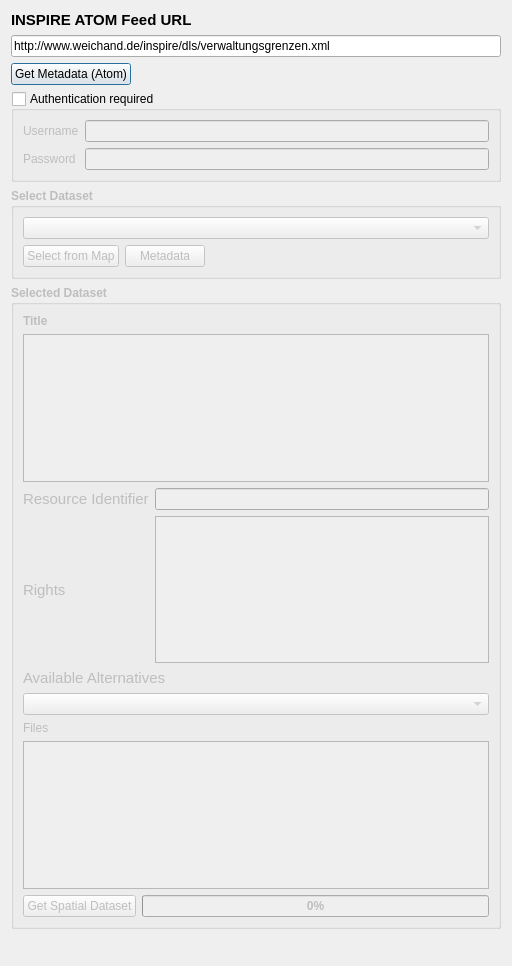
Above: ui_inspireatomclient.ui from qgisinspiretools/qgis-inspire-atom-client-plugin before the change. Below: the same form after it.
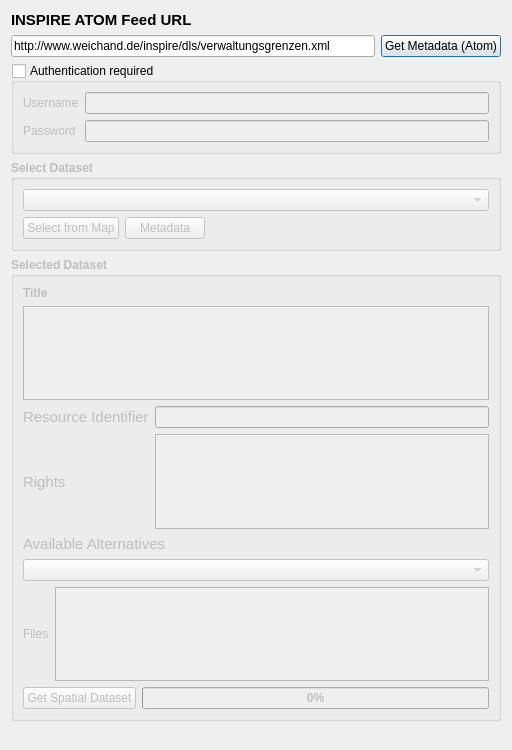
That is the form after the change.

Commit message: password modus und dialog verkleinert

The edit to the form file:
```diff
--- a/ui_inspireatomclient.ui
+++ b/ui_inspireatomclient.ui
@@ -7,7 +7,7 @@
     <x>0</x>
     <y>0</y>
     <width>512</width>
-    <height>966</height>
+    <height>750</height>
    </rect>
   </property>
   <property name="windowTitle">
@@ -19,7 +19,7 @@
      <property name="minimumSize">
       <size>
        <width>0</width>
-       <height>20</height>
+       <height>12</height>
       </size>
      </property>
      <property name="font">
@@ -72,6 +72,13 @@
        </property>
       </widget>
      </item>
+     <item row="1" column="1">
+      <widget class="QPushButton" name="cmdGetFeed">
+       <property name="text">
+        <string>Get Metadata (Atom)</string>
+       </property>
+      </widget>
+     </item>
     </layout>
    </item>
    <item row="2" column="0">
@@ -96,7 +103,7 @@
          </widget>
         </item>
         <item row="1" column="0">
-         <widget class="QLabel" name="txtPassword">
+         <widget class="QLabel" name="lblPassword">
           <property name="text">
            <string>Password</string>
           </property>
@@ -106,7 +113,7 @@
          <widget class="QLineEdit" name="txtUsername"/>
         </item>
         <item row="1" column="1">
-         <widget class="QLineEdit" name="lblPassword"/>
+         <widget class="QLineEdit" name="txtPassword"/>
         </item>
        </layout>
       </item>
@@ -114,28 +121,7 @@
     </widget>
    </item>
    <item row="1" column="0">
-    <layout class="QHBoxLayout" name="horizontalLayout_2">
-     <item>
-      <widget class="QPushButton" name="cmdGetFeed">
-       <property name="text">
-        <string>Get Metadata (Atom)</string>
-       </property>
-      </widget>
-     </item>
-     <item>
-      <spacer name="horizontalSpacer">
-       <property name="orientation">
-        <enum>Qt::Horizontal</enum>
-       </property>
-       <property name="sizeHint" stdset="0">
-        <size>
-         <width>40</width>
-         <height>20</height>
-        </size>
-       </property>
-      </spacer>
-     </item>
-    </layout>
+    <layout class="QHBoxLayout" name="horizontalLayout_2"/>
    </item>
    <item row="3" column="0">
     <widget class="QGroupBox" name="groupBoxDataset">
@@ -233,9 +219,104 @@
       <string>Selected Dataset</string>
      </property>
      <layout class="QGridLayout" name="gridLayout_7">
-      <item row="0" column="0">
+      <item row="4" column="0">
+       <layout class="QGridLayout" name="gridLayout_10">
+        <item row="0" column="0">
+         <widget class="QLabel" name="lblInstance">
+          <property name="font">
+           <font>
+            <pointsize>11</pointsize>
+            <weight>50</weight>
+            <bold>false</bold>
+           </font>
+          </property>
+          <property name="text">
+           <string>Available Alternatives</string>
+          </property>
+         </widget>
+        </item>
+        <item row="1" column="0">
+         <widget class="QComboBox" name="cmbDatasetRepresentations">
+          <property name="font">
+           <font>
+            <weight>50</weight>
+            <bold>false</bold>
+           </font>
+          </property>
+         </widget>
+        </item>
+       </layout>
+      </item>
+      <item row="5" column="0">
+       <layout class="QGridLayout" name="gridLayout_11">
+        <item row="1" column="1">
+         <widget class="QListWidget" name="lwFiles">
+          <property name="font">
+           <font>
+            <weight>50</weight>
+            <bold>false</bold>
+           </font>
+          </property>
+         </widget>
+        </item>
+        <item row="1" column="0">
+         <widget class="QLabel" name="lblFiles">
+          <property name="font">
+           <font>
+            <weight>50</weight>
+            <bold>false</bold>
+           </font>
+          </property>
+          <property name="text">
+           <string>Files</string>
+          </property>
+         </widget>
+        </item>
+       </layout>
+      </item>
+      <item row="6" column="0">
+       <layout class="QHBoxLayout" name="horizontalLayout_3">
+        <item>
+         <widget class="QPushButton" name="cmdDownload">
+          <property name="enabled">
+           <bool>false</bool>
+          </property>
+          <property name="font">
+           <font>
+            <weight>50</weight>
+            <bold>false</bold>
+           </font>
+          </property>
+          <property name="text">
+           <string>Get Spatial Dataset</string>
+          </property>
+         </widget>
+        </item>
+        <item>
+         <widget class="QProgressBar" name="progressBar">
+          <property name="value">
+           <number>0</number>
+          </property>
+         </widget>
+        </item>
+       </layout>
+      </item>
+      <item row="2" column="0">
        <layout class="QGridLayout" name="gridLayout_8">
-        <item row="0" column="0">
+        <item row="2" column="1">
+         <widget class="QPlainTextEdit" name="txtSummary">
+          <property name="font">
+           <font>
+            <weight>50</weight>
+            <bold>false</bold>
+           </font>
+          </property>
+          <property name="readOnly">
+           <bool>true</bool>
+          </property>
+         </widget>
+        </item>
+        <item row="1" column="1">
          <widget class="QLabel" name="lblTitle">
           <property name="sizePolicy">
            <sizepolicy hsizetype="Preferred" vsizetype="Fixed">
@@ -254,22 +335,9 @@
           </property>
          </widget>
         </item>
-        <item row="1" column="0">
-         <widget class="QPlainTextEdit" name="txtSummary">
-          <property name="font">
-           <font>
-            <weight>50</weight>
-            <bold>false</bold>
-           </font>
-          </property>
-          <property name="readOnly">
-           <bool>true</bool>
-          </property>
-         </widget>
-        </item>
        </layout>
       </item>
-      <item row="1" column="0">
+      <item row="3" column="0">
        <layout class="QGridLayout" name="gridLayout_9">
         <item row="0" column="0">
          <widget class="QLabel" name="lblId">
@@ -287,6 +355,12 @@
         </item>
         <item row="1" column="1">
          <widget class="QPlainTextEdit" name="txtRights">
+          <property name="minimumSize">
+           <size>
+            <width>0</width>
+            <height>30</height>
+           </size>
+          </property>
           <property name="font">
            <font>
             <weight>50</weight>
@@ -324,88 +398,6 @@
         </item>
        </layout>
       </item>
-      <item row="2" column="0">
-       <layout class="QGridLayout" name="gridLayout_10">
-        <item row="0" column="0">
-         <widget class="QLabel" name="lblInstance">
-          <property name="font">
-           <font>
-            <pointsize>11</pointsize>
-            <weight>50</weight>
-            <bold>false</bold>
-           </font>
-          </property>
-          <property name="text">
-           <string>Available Alternatives</string>
-          </property>
-         </widget>
-        </item>
-        <item row="1" column="0">
-         <widget class="QComboBox" name="cmbDatasetRepresentations">
-          <property name="font">
-           <font>
-            <weight>50</weight>
-            <bold>false</bold>
-           </font>
-          </property>
-         </widget>
-        </item>
-       </layout>
-      </item>
-      <item row="3" column="0">
-       <layout class="QGridLayout" name="gridLayout_11">
-        <item row="0" column="0">
-         <widget class="QLabel" name="lblFiles">
-          <property name="font">
-           <font>
-            <weight>50</weight>
-            <bold>false</bold>
-           </font>
-          </property>
-          <property name="text">
-           <string>Files</string>
-          </property>
-         </widget>
-        </item>
-        <item row="1" column="0">
-         <widget class="QListWidget" name="lwFiles">
-          <property name="font">
-           <font>
-            <weight>50</weight>
-            <bold>false</bold>
-           </font>
-          </property>
-         </widget>
-        </item>
-       </layout>
-      </item>
-      <item row="4" column="0">
-       <layout class="QHBoxLayout" name="horizontalLayout_3">
-        <item>
-         <widget class="QPushButton" name="cmdDownload">
-          <property name="enabled">
-           <bool>false</bool>
-          </property>
-          <property name="font">
-           <font>
-            <weight>50</weight>
-            <bold>false</bold>
-           </font>
-          </property>
-          <property name="text">
-           <string>Get Spatial Dataset</string>
-          </property>
-         </widget>
-        </item>
-        <item>
-         <widget class="QProgressBar" name="progressBar">
-          <property name="value">
-           <number>0</number>
-          </property>
-         </widget>
-        </item>
-       </layout>
-      </item>
      </layout>
     </widget>
    </item>
```
The commit also changes 1 other file.
